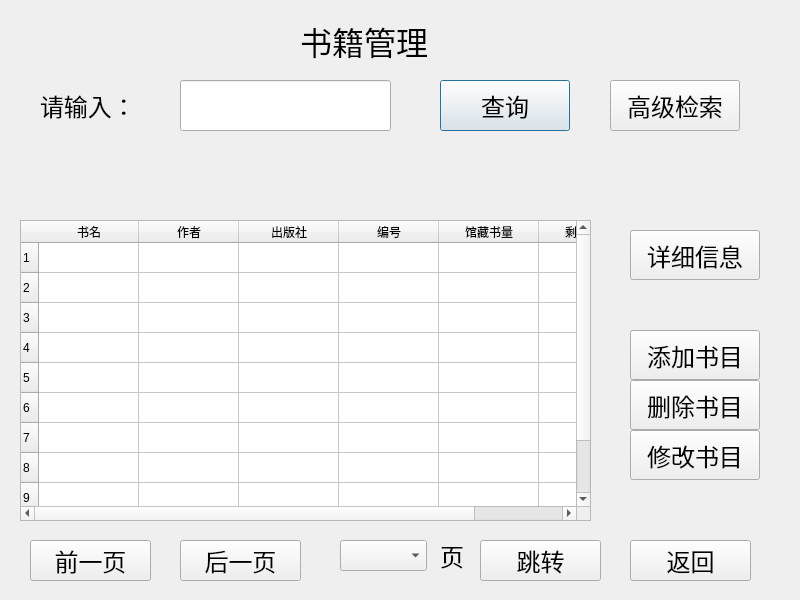
Old version of the form Library_Administrator_System/bookmanagement.ui in the repository renzibei/TGLibrary.
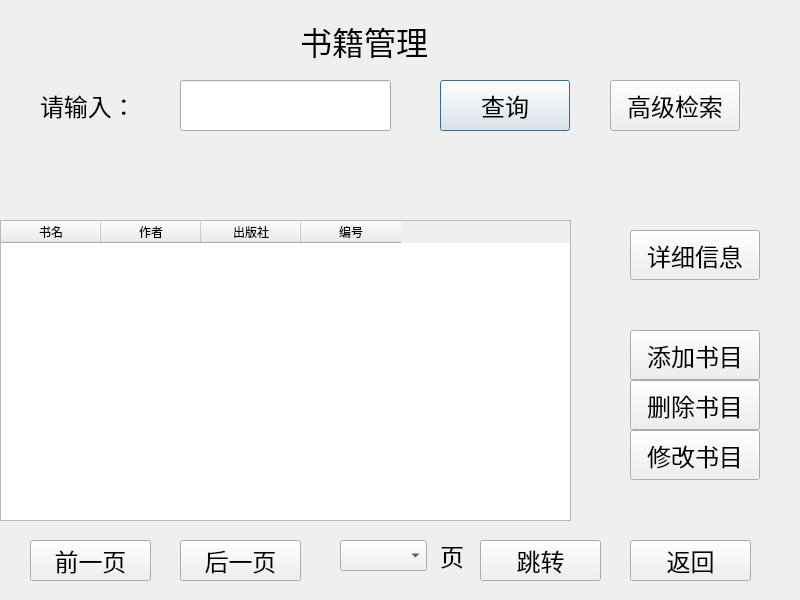
New version of the form. Icons and pictures are not drawn.

Patch:
```diff
--- a/Library_Administrator_System/bookmanagement.ui
+++ b/Library_Administrator_System/bookmanagement.ui
@@ -107,28 +107,18 @@
   <widget class="QTableWidget" name="tableWidget">
    <property name="geometry">
     <rect>
-     <x>20</x>
+     <x>0</x>
      <y>220</y>
      <width>571</width>
      <height>301</height>
     </rect>
    </property>
    <property name="rowCount">
-    <number>10</number>
+    <number>0</number>
    </property>
    <property name="columnCount">
-    <number>6</number>
+    <number>4</number>
    </property>
-   <row/>
-   <row/>
-   <row/>
-   <row/>
-   <row/>
-   <row/>
-   <row/>
-   <row/>
-   <row/>
-   <row/>
    <column>
     <property name="text">
      <string>书名</string>
@@ -149,16 +139,6 @@
      <string>编号</string>
     </property>
    </column>
-   <column>
-    <property name="text">
-     <string>馆藏书量</string>
-    </property>
-   </column>
-   <column>
-    <property name="text">
-     <string>剩余书量</string>
-    </property>
-   </column>
   </widget>
   <widget class="QLabel" name="label_5">
    <property name="geometry">
```
Left out of the diff: 2 changed lines with no effect on the pictures.
